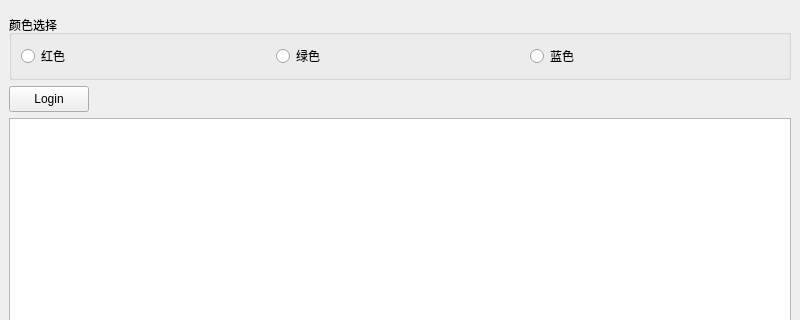
Qt form Adorn/UI/Main/MainView.ui (Tyroo/Online-Debug-System) before a commit; both pictures show x 0 to 800 and y 0 to 320 of the 800 by 600 pixel window.
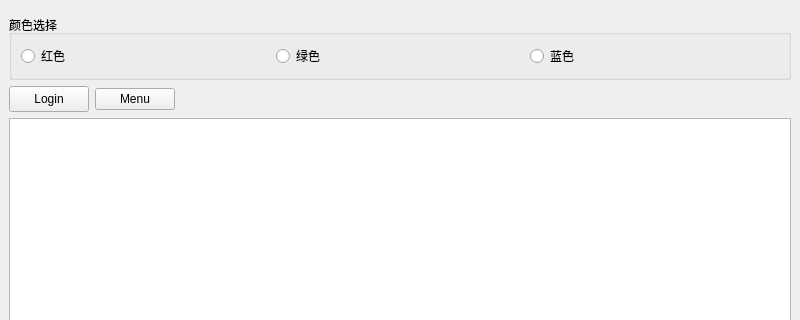
The same form after that commit.

What changed in the file:
```diff
--- a/Adorn/UI/Main/MainView.ui
+++ b/Adorn/UI/Main/MainView.ui
@@ -114,6 +114,13 @@
         </property>
        </widget>
       </item>
+      <item>
+       <widget class="QPushButton" name="pushButton_2">
+        <property name="text">
+         <string>Menu</string>
+        </property>
+       </widget>
+      </item>
       <item>
        <spacer name="horizontalSpacer">
         <property name="orientation">
@@ -121,7 +128,7 @@
         </property>
         <property name="sizeHint" stdset="0">
          <size>
-          <width>688</width>
+          <width>600</width>
           <height>26</height>
          </size>
         </property>
```
